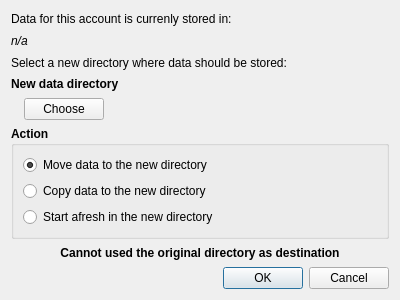
This is src/gui/ui/dlg_change_directory.ui in psakar/datovka as Qt 5 draws it before an edit. The edited form follows.
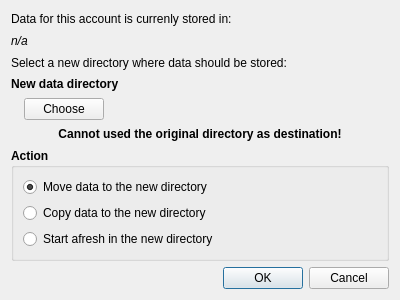
This is the edited form.

Commit message: Added functionality for Change data directory

```diff
--- a/src/gui/ui/dlg_change_directory.ui
+++ b/src/gui/ui/dlg_change_directory.ui
@@ -91,6 +91,22 @@
      </item>
     </layout>
    </item>
+   <item>
+    <widget class="QLabel" name="labelWarning">
+     <property name="font">
+      <font>
+       <weight>75</weight>
+       <bold>true</bold>
+      </font>
+     </property>
+     <property name="text">
+      <string>Cannot used the original directory as destination!</string>
+     </property>
+     <property name="alignment">
+      <set>Qt::AlignCenter</set>
+     </property>
+    </widget>
+   </item>
    <item>
     <widget class="QGroupBox" name="groupBox">
      <property name="font">
@@ -148,22 +164,6 @@
      </layout>
     </widget>
    </item>
-   <item>
-    <widget class="QLabel" name="labelWarning">
-     <property name="font">
-      <font>
-       <weight>75</weight>
-       <bold>true</bold>
-      </font>
-     </property>
-     <property name="text">
-      <string>Cannot used the original directory as destination</string>
-     </property>
-     <property name="alignment">
-      <set>Qt::AlignCenter</set>
-     </property>
-    </widget>
-   </item>
    <item>
     <widget class="QDialogButtonBox" name="buttonBox">
      <property name="orientation">
```
Left out of the diff: 2 changed lines with no effect on the pictures. The commit also changes 7 other files.
